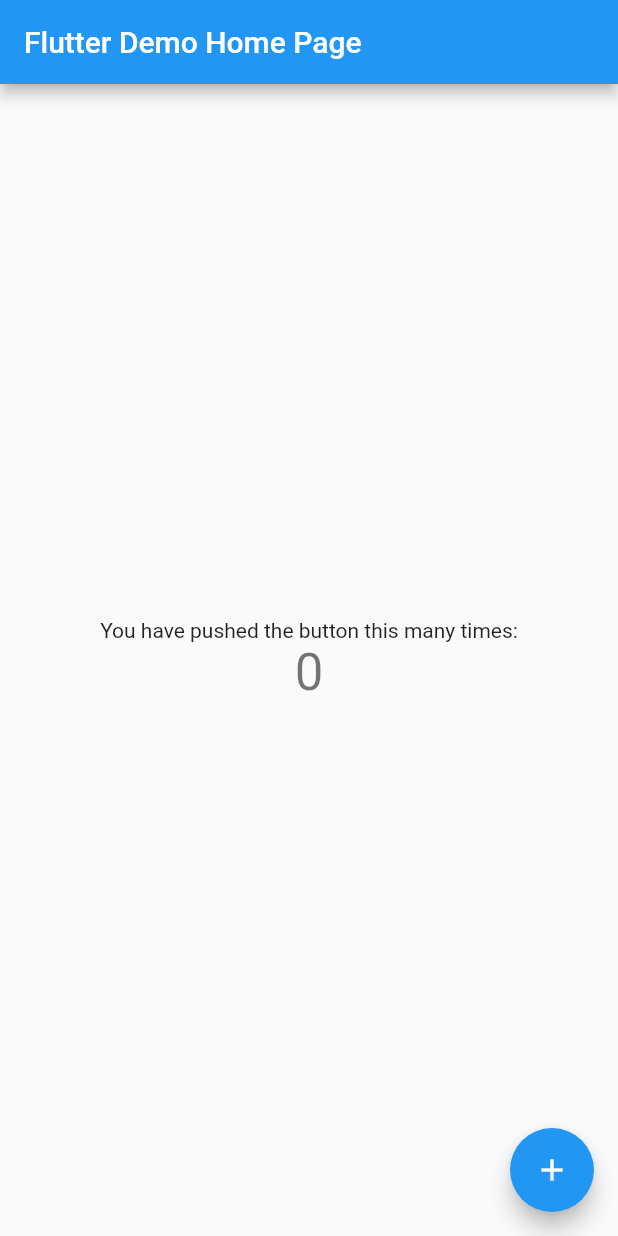
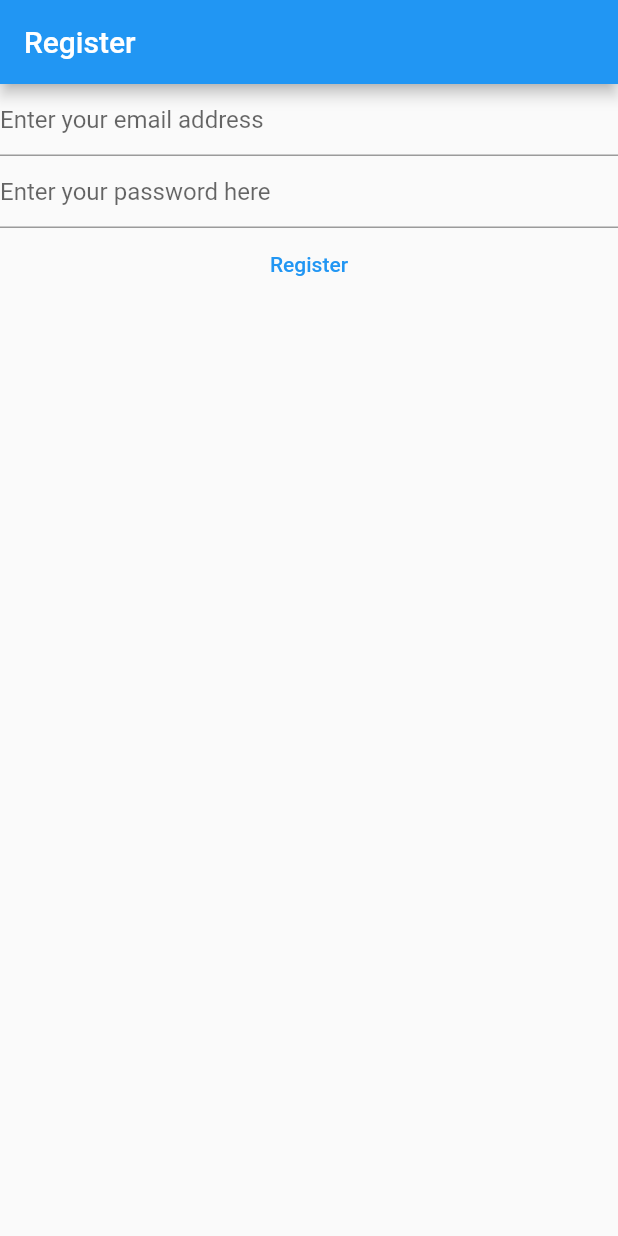
Before and after one commit to 0muttu1/campussathi, a Flutter app: the screen it shows after launch, on a phone screen of 412 x 824 dp. Run offline on Flutter 3.47's test engine with Material 2 defaults, Android fonts, the light colour scheme and no system bars; our stand-ins replace firebase_auth, firebase_core; accounts and stored records are empty.

```diff
--- a/lib/main.dart
+++ b/lib/main.dart
@@ -1,115 +1,117 @@
+import 'package:firebase_core/firebase_core.dart';
 import 'package:flutter/material.dart';
+import 'package:firebase_auth/firebase_auth.dart';
+import 'firebase_options.dart';
 
 void main() {
-  runApp(const MyApp());
+  WidgetsFlutterBinding.ensureInitialized();
+  runApp(
+    MaterialApp(
+      title: 'Flutter Demo',
+      theme: ThemeData(
+        primarySwatch: Colors.blue,
+      ),
+      home: const HomePage(),
+    ),
+  );
 }
 
-class MyApp extends StatelessWidget {
-  const MyApp({super.key});
+//can be created with "stl"
+class HomePage extends StatefulWidget {
+  const HomePage({super.key});
 
-  // This widget is the root of your application.
+  @override
+  State<HomePage> createState() => _HomePageState();
+}
+
+class _HomePageState extends State<HomePage> {
+  //late final TextEditingController _username;
+  late final TextEditingController _email;
+  late final TextEditingController _password;
+
+  @override
+  void initState() {
+    _email = TextEditingController();
+    _password = TextEditingController();
+    //_username = TextEditingController();
+    super.initState();
+  }
+
+  @override
+  void dispose() {
+    _email.dispose();
+    _password.dispose();
+    //_username.dispose();
+    super.dispose();
+  }
+
   @override
   Widget build(BuildContext context) {
-    return MaterialApp(
-      title: 'Flutter Demo',
-      theme: ThemeData(
-        // This is the theme of your application.
-        //
-        // Try running your application with "flutter run". You'll see the
-        // application has a blue toolbar. Then, without quitting the app, try
-        // changing the primarySwatch below to Colors.green and then invoke
-        // "hot reload" (press "r" in the console where you ran "flutter run",
-        // or simply save your changes to "hot reload" in a Flutter IDE).
-        // Notice that the counter didn't reset back to zero; the application
-        // is not restarted.
-        primarySwatch: Colors.blue,
+     {
+
+    }
+    return Scaffold(
+      //scaffold is basic building of a widget
+      appBar: AppBar(
+        //bar on the top of the screen
+        title: const Text('Register'), //title of the top of the screen
       ),
-      home: const MyHomePage(title: 'Flutter Demo Home Page'),
+      body: FutureBuilder(
+        future: Firebase.initializeApp(
+          options: DefaultFirebaseOptions.currentPlatform,
+        ),
+        builder: (context, snapshot) {
+          switch (snapshot.connectionState){
+            case ConnectionState.done:
+              return Column(
+            children: [
+              //create text fields using TextField(),
+              //TextField(
+              //controls: _username,),
+              TextField(
+                controller: _email,
+                enableSuggestions: false,
+                autocorrect: false,
+                keyboardType: TextInputType.emailAddress,
+                decoration: const InputDecoration(
+                  hintText: 'Enter your email address',
+                ),
+              ),
+              TextField(
+                controller: _password,
+                obscureText: true,
+                enableSuggestions: false,
+                autocorrect: false,
+                decoration: const InputDecoration(
+                  hintText: 'Enter your password here',
+                ),
+              ),
+              TextButton(
+                onPressed: () async {
+                  //using the test editng as a proxy to access the testfield/on pressed it should connedt to fire base so wait for some time ..async
+                  final email = _email.text;
+                  final password = _password.text;
+
+                  //creating a user with the email and password
+                  final userCredential = FirebaseAuth.instance
+                      .createUserWithEmailAndPassword(
+                          email: email, password: password);
+                  print(userCredential);
+                },
+                child: const Text('Register'),
+              ),
+            ],
+          );
+          default:
+          return const Text('Loading...');
+          }
+
+        },
+      ),
     );
   }
 }
 
-class MyHomePage extends StatefulWidget {
-  const MyHomePage({super.key, required this.title});
 
-  // This widget is the home page of your application. It is stateful, meaning
-  // that it has a State object (defined below) that contains fields that affect
-  // how it looks.
 
-  // This class is the configuration for the state. It holds the values (in this
-  // case the title) provided by the parent (in this case the App widget) and
-  // used by the build method of the State. Fields in a Widget subclass are
-  // always marked "final".
-
-  final String title;
-
-  @override
-  State<MyHomePage> createState() => _MyHomePageState();
-}
-
-class _MyHomePageState extends State<MyHomePage> {
-  int _counter = 0;
-
-  void _incrementCounter() {
-    setState(() {
-      // This call to setState tells the Flutter framework that something has
-      // changed in this State, which causes it to rerun the build method below
-      // so that the display can reflect the updated values. If we changed
-      // _counter without calling setState(), then the build method would not be
-      // called again, and so nothing would appear to happen.
-      _counter++;
-    });
-  }
-
-  @override
-  Widget build(BuildContext context) {
-    // This method is rerun every time setState is called, for instance as done
-    // by the _incrementCounter method above.
-    //
-    // The Flutter framework has been optimized to make rerunning build methods
-    // fast, so that you can just rebuild anything that needs updating rather
-    // than having to individually change instances of widgets.
-    return Scaffold(
-      appBar: AppBar(
-        // Here we take the value from the MyHomePage object that was created by
-        // the App.build method, and use it to set our appbar title.
-        title: Text(widget.title),
-      ),
-      body: Center(
-        // Center is a layout widget. It takes a single child and positions it
-        // in the middle of the parent.
-        child: Column(
-          // Column is also a layout widget. It takes a list of children and
-          // arranges them vertically. By default, it sizes itself to fit its
-          // children horizontally, and tries to be as tall as its parent.
-          //
-          // Invoke "debug painting" (press "p" in the console, choose the
-          // "Toggle Debug Paint" action from the Flutter Inspector in Android
-          // Studio, or the "Toggle Debug Paint" command in Visual Studio Code)
-          // to see the wireframe for each widget.
-          //
-          // Column has various properties to control how it sizes itself and
-          // how it positions its children. Here we use mainAxisAlignment to
-          // center the children vertically; the main axis here is the vertical
-          // axis because Columns are vertical (the cross axis would be
-          // horizontal).
-          mainAxisAlignment: MainAxisAlignment.center,
-          children: <Widget>[
-            const Text(
-              'You have pushed the button this many times:',
-            ),
-            Text(
-              '$_counter',
-              style: Theme.of(context).textTheme.headlineMedium,
-            ),
-          ],
-        ),
-      ),
-      floatingActionButton: FloatingActionButton(
-        onPressed: _incrementCounter,
-        tooltip: 'Increment',
-        child: const Icon(Icons.add),
-      ), // This trailing comma makes auto-formatting nicer for build methods.
-    );
-  }
-}
+//widget flutter bindings before void binding
```
